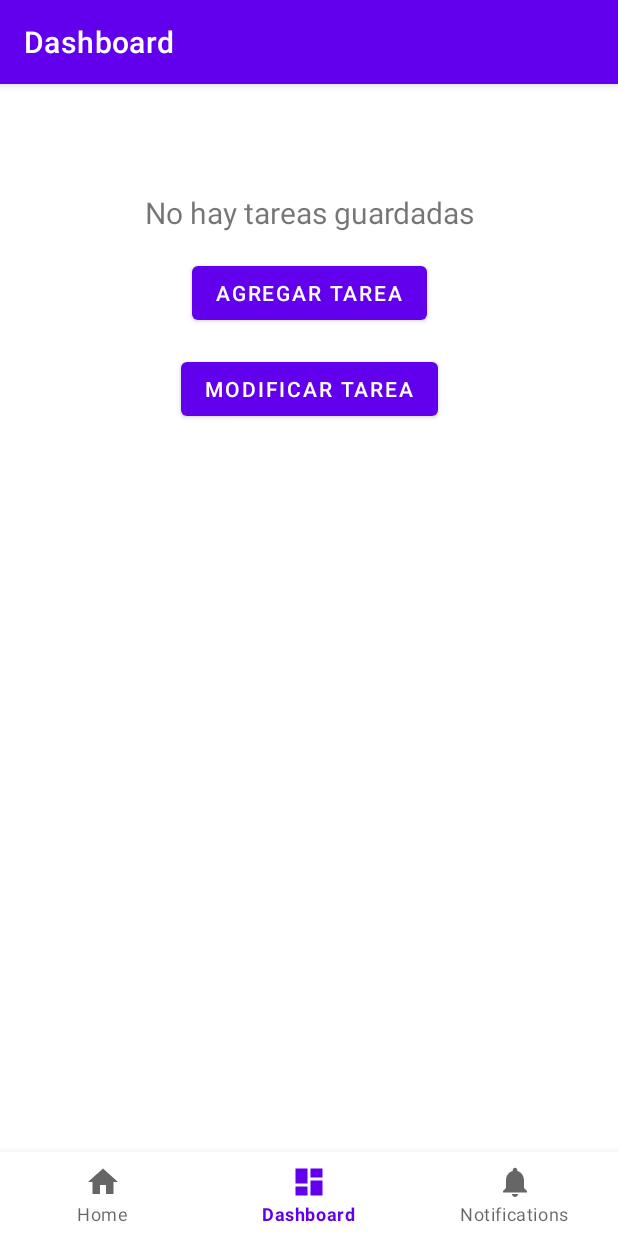
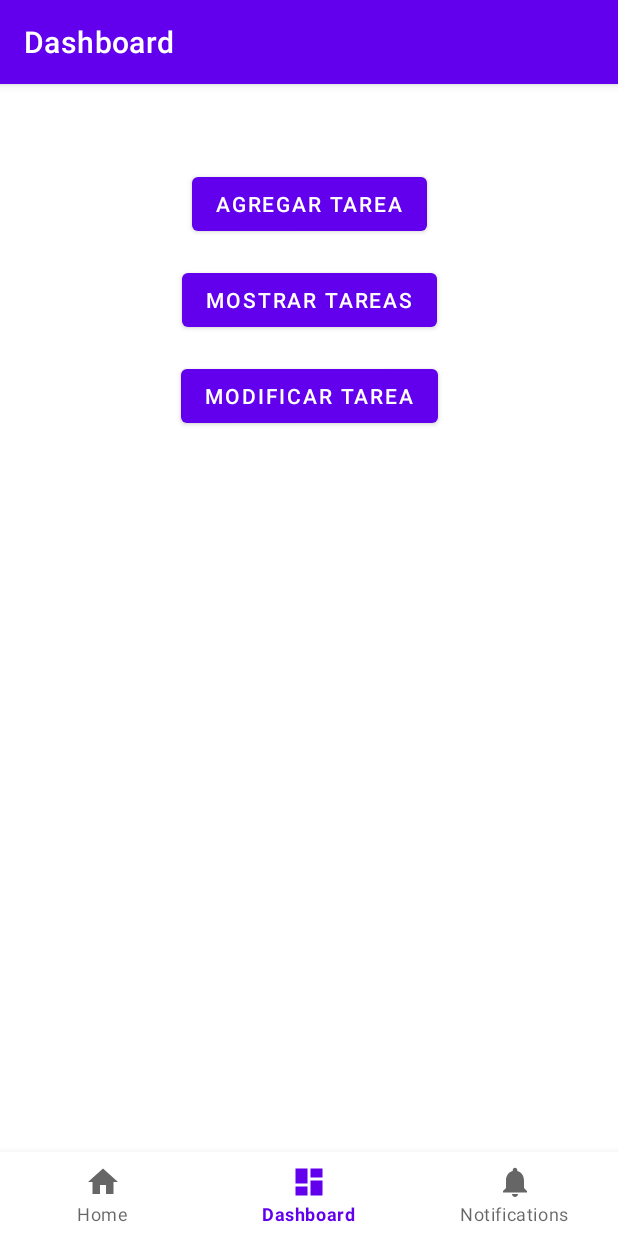
Before and after one commit to rolandramirez491/organiza-tu-vida, an Android app: the DashboardFragment screen opened through its navigation route, on a phone screen of 412 x 824 dp. Run offline under Robolectric (Android 15) with nearby library versions, the phone set to English and light mode, and no system bars; our stand-ins replace navigation-ui.

Commit message:
guardado 2.0

```diff
--- a/app/src/main/res/layout/fragment_dashboard.xml
+++ b/app/src/main/res/layout/fragment_dashboard.xml
@@ -2,46 +2,35 @@
 <androidx.constraintlayout.widget.ConstraintLayout
     xmlns:android="http://schemas.android.com/apk/res/android"
     xmlns:app="http://schemas.android.com/apk/res-auto"
-    xmlns:tools="http://schemas.android.com/tools"
     android:layout_width="match_parent"
-    android:layout_height="match_parent"
-    tools:context=".ui.dashboard.DashboardFragment">
+    android:layout_height="match_parent">
 
-    <!-- TextView para mostrar las tareas guardadas -->
-    <TextView
-        android:id="@+id/text_dashboard"
-        android:layout_width="match_parent"
+    <Button
+        android:id="@+id/buttonAddTask"
+        android:layout_width="wrap_content"
         android:layout_height="wrap_content"
-        android:layout_marginStart="8dp"
-        android:layout_marginTop="16dp"
-        android:layout_marginEnd="8dp"
-        android:text="No hay tareas guardadas"
-        android:textAlignment="center"
-        android:textSize="20sp"
+        android:text="Agregar Tarea"
         app:layout_constraintTop_toTopOf="parent"
         app:layout_constraintStart_toStartOf="parent"
         app:layout_constraintEnd_toEndOf="parent"/>
 
-    <!-- Botón para agregar nueva tarea -->
     <Button
-        android:id="@+id/button_add_task"
+        android:id="@+id/buttonShowTasks"
         android:layout_width="wrap_content"
         android:layout_height="wrap_content"
-        android:text="Agregar Tarea"
-        app:layout_constraintTop_toBottomOf="@+id/text_dashboard"
+        android:text="Mostrar Tareas"
+        app:layout_constraintTop_toBottomOf="@id/buttonAddTask"
         app:layout_constraintStart_toStartOf="parent"
         app:layout_constraintEnd_toEndOf="parent"
         android:layout_marginTop="16dp"/>
 
-    <!-- Botón para modificar tarea -->
     <Button
-        android:id="@+id/button_modify_task"
+        android:id="@+id/buttonModifyTask"
         android:layout_width="wrap_content"
         android:layout_height="wrap_content"
         android:text="Modificar Tarea"
-        app:layout_constraintTop_toBottomOf="@+id/button_add_task"
+        app:layout_constraintTop_toBottomOf="@id/buttonShowTasks"
         app:layout_constraintStart_toStartOf="parent"
         app:layout_constraintEnd_toEndOf="parent"
         android:layout_marginTop="16dp"/>
-
 </androidx.constraintlayout.widget.ConstraintLayout>
```
Also changed, not shown: app/src/main/java/com/example/organizatuvida/ui/dashboard/DashboardFragment.kt (+140 -82 lines).
